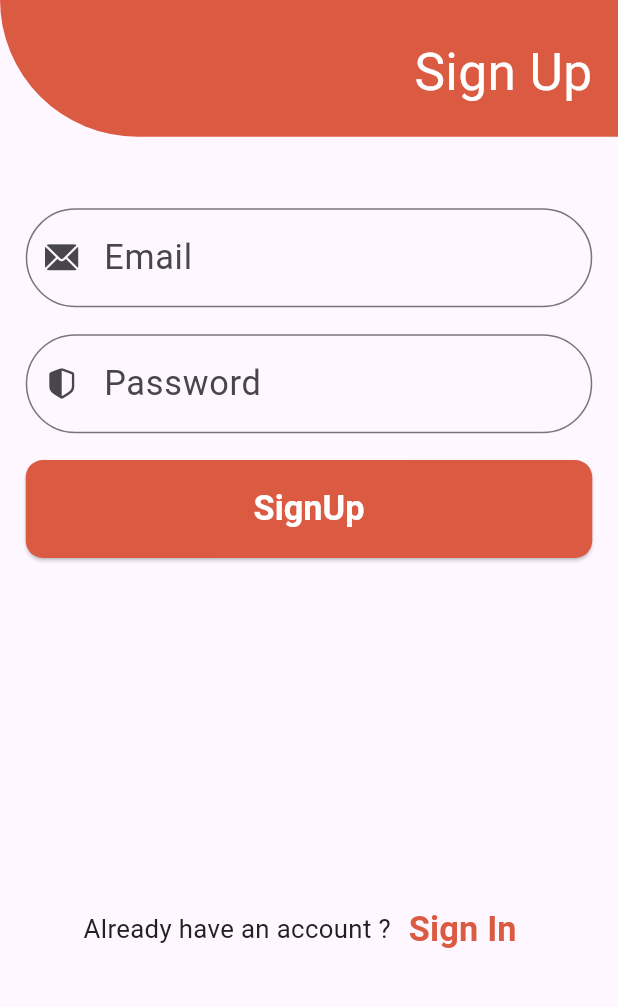
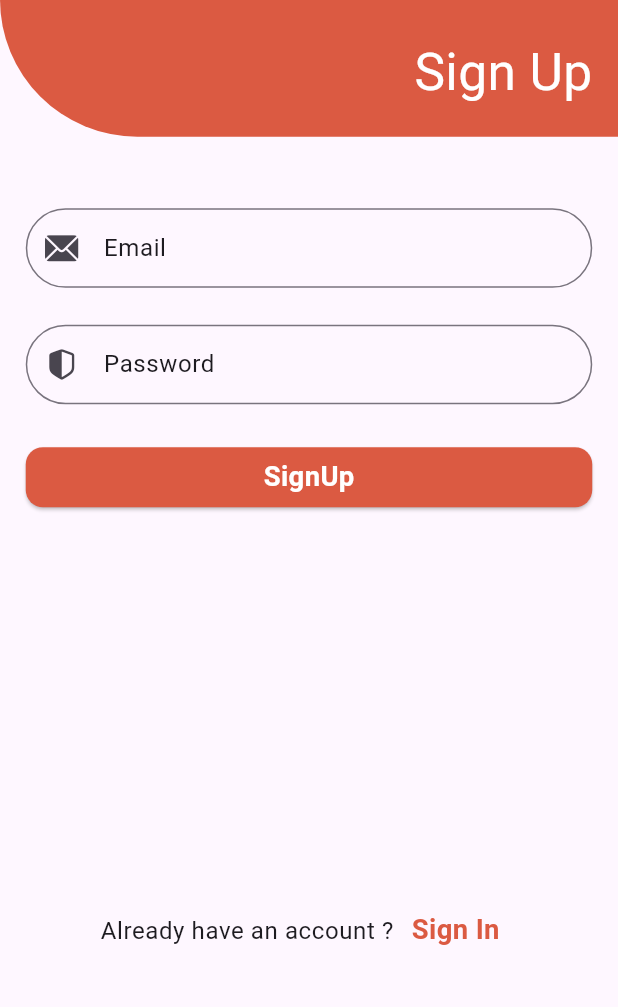
Before and after one commit to NasShihab/nas_xpress, a Flutter app: the screen it shows after launch, after a tap on "Sign Up", on a phone screen of 412 x 824 dp, the part 216-1223 px from its top. Run offline on Flutter 3.47's test engine with Material 2 defaults, Android fonts, the phone set to English and light mode, and no system bars; our stand-ins replace cached_network_image, cloud_firestore, firebase_auth, firebase_core, firebase_storage, flutter_screenutil and 5 more; accounts and stored records are empty.

Commit message:
product Card

```diff
--- a/lib/auth/auth_widget/auth_widget.dart
+++ b/lib/auth/auth_widget/auth_widget.dart
@@ -1,6 +1,7 @@
 import 'package:flutter/material.dart';
 import 'package:flutter/services.dart';
 import 'package:flutter_screenutil/flutter_screenutil.dart';
+import 'package:nas_xpress/core/theme/text_theme.dart';
 
 class FormFieldWidget extends StatelessWidget {
   final String labelText;
@@ -24,7 +25,9 @@ class FormFieldWidget extends StatelessWidget {
 
   @override
   Widget build(BuildContext context) {
-    return TextFormField(
+    return SizedBox(
+      height: 50.h,
+      child: TextFormField(
         inputFormatters:
             textInputFormatter != null ? [textInputFormatter!] : null,
         readOnly: readOnly,
@@ -34,6 +37,8 @@ class FormFieldWidget extends StatelessWidget {
         decoration: InputDecoration(
           prefixIcon: prefixIcon,
           labelText: labelText,
+          labelStyle: bodySmall(context),
+          hintStyle: bodySmall(context),
           border: OutlineInputBorder(
             borderRadius: BorderRadius.circular(50.r),
           ),
@@ -44,6 +49,8 @@ class FormFieldWidget extends StatelessWidget {
             ),
             borderRadius: BorderRadius.circular(50.r),
           ),
+        ),
+        style: bodySmall(context),
       ),
     );
   }
--- a/lib/auth/login/login_controller.dart
+++ b/lib/auth/login/controller/login_controller.dart
@@ -2,7 +2,7 @@ import 'package:firebase_auth/firebase_auth.dart';
 import 'package:flutter/material.dart';
 import 'package:get/get.dart';
 
-import '../../screen/dashboard/dashboard_page.dart';
+import '../../../screen/dashboard/dashboard_page.dart';
 
 class LoginController extends GetxController {
   TextEditingController emailController = TextEditingController();
--- a/lib/auth/login/controller/login_page.dart
+++ b/lib/auth/login/login_page.dart
@@ -5,10 +5,11 @@ import 'package:flutter_screenutil/flutter_screenutil.dart';
 import 'package:get/get.dart';
 import 'package:google_fonts/google_fonts.dart';
 import 'package:nas_xpress/core/my_colors.dart';
-import '../../../../core/height_width/height_width_custom.dart';
-import '../../auth_widget/auth_widget.dart';
-import '../../sign_up/sign_up_page/sign_up.dart';
-import '../login_controller.dart';
+import 'package:nas_xpress/core/theme/text_theme.dart';
+import '../../../core/height_width/height_width_custom.dart';
+import '../auth_widget/auth_widget.dart';
+import '../sign_up/sign_up_page/sign_up.dart';
+import 'controller/login_controller.dart';
 
 class LoginPage extends StatelessWidget {
   const LoginPage({super.key});
@@ -74,7 +75,10 @@ class LoginPage extends StatelessWidget {
                     onChanged: (value) {},
                     labelText: 'Email',
                     controller: controller.emailController,
-                    prefixIcon: const Icon(CupertinoIcons.mail_solid),
+                    prefixIcon: Icon(
+                      CupertinoIcons.mail_solid,
+                      size: 20.sp,
+                    ),
                   ),
                   height15(),
                   FormFieldWidget(
@@ -82,7 +86,10 @@ class LoginPage extends StatelessWidget {
                     labelText: 'Password',
                     obscureText: true,
                     controller: controller.passwordController,
-                    prefixIcon: const Icon(CupertinoIcons.shield_lefthalf_fill),
+                    prefixIcon: Icon(
+                      CupertinoIcons.shield_lefthalf_fill,
+                      size: 20.sp,
+                    ),
                   ),
                   height15(),
                   Obx(() {
@@ -96,20 +103,22 @@ class LoginPage extends StatelessWidget {
                           borderRadius: BorderRadius.circular(10.r),
                         ),
                       ),
-                      child: Padding(
-                        padding: EdgeInsets.all(16.h),
                       child: controller.isLoading.value
-                            ? const Center(
-                                child: CircularProgressIndicator(
+                          ? Center(
+                              child: SizedBox(
+                                height: 20.h,
+                                width: 20.w,
+                                child: const CircularProgressIndicator(
                                   color: Colors.white,
+                                  strokeWidth: 3,
+                                ),
                               ),
                             )
                           : Text(
                               'Login',
-                                style: TextStyle(
+                              style: bodyMedium(context)?.copyWith(
                                 color: Colors.white,
                                 fontWeight: FontWeight.bold,
-                                    fontSize: 20.sp),
                               ),
                             ),
                     );
@@ -125,7 +134,7 @@ class LoginPage extends StatelessWidget {
                   children: [
                     Text(
                       'Already have an account ?',
-                      style: GoogleFonts.secularOne(fontSize: 15.sp),
+                      style: bodySmall(context),
                     ),
                     TextButton(
                       onPressed: () {
@@ -138,10 +147,8 @@ class LoginPage extends StatelessWidget {
                       },
                       child: Text(
                         'Sign Up',
-                        style: TextStyle(
-                            fontWeight: FontWeight.bold,
-                            fontSize: 20.sp,
-                            color: myOrange),
+                        style: bodyMedium(context)?.copyWith(
+                            color: myOrange, fontWeight: FontWeight.bold),
                       ),
                     )
                   ],
--- a/lib/auth/sign_up/sign_up_page/sign_up.dart
+++ b/lib/auth/sign_up/sign_up_page/sign_up.dart
@@ -4,10 +4,11 @@ import 'package:flutter/services.dart';
 import 'package:flutter_screenutil/flutter_screenutil.dart';
 import 'package:get/get.dart';
 import 'package:google_fonts/google_fonts.dart';
-import 'package:nas_xpress/auth/login/controller/login_page.dart';
+import 'package:nas_xpress/auth/login/login_page.dart';
 import 'package:nas_xpress/auth/sign_up/sign_up_page/controller/sign_up_controller.dart';
 import 'package:nas_xpress/core/my_colors.dart';
 import '../../../../core/height_width/height_width_custom.dart';
+import '../../../core/theme/text_theme.dart';
 import '../../auth_widget/auth_widget.dart';
 
 class SignupPage extends StatelessWidget {
@@ -89,20 +90,6 @@ class SignupPage extends StatelessWidget {
                     return ElevatedButton(
                       onPressed: () {
                         controller.signUp();
-                        // if (FirebaseAuth.instance.currentUser!.email != null) {
-                          // FirebaseFirestore.instance
-                          //     .collection('user_data')
-                          //     .doc(FirebaseAuth.instance.currentUser!.email)
-                          //     .set({
-                          //   "name": '',
-                          //   "age": '',
-                          //   "gender": '',
-                          //   "phone": '',
-                          //   "address1": '',
-                          //   "city": '',
-                          //   "role": 'user',
-                          // }).then((value) => Get.to(const DashBoard()));
-                        // }
                       },
                       style: ElevatedButton.styleFrom(
                         backgroundColor: myOrange,
@@ -110,20 +97,22 @@ class SignupPage extends StatelessWidget {
                           borderRadius: BorderRadius.circular(10.r),
                         ),
                       ),
-                      child: Padding(
-                        padding: EdgeInsets.all(16.h),
                       child: controller.isLoading.value
-                            ? const Center(
-                                child: CircularProgressIndicator(
+                          ? Center(
+                              child: SizedBox(
+                                height: 20.h,
+                                width: 20.w,
+                                child: const CircularProgressIndicator(
                                   color: Colors.white,
+                                  strokeWidth: 3,
+                                ),
                               ),
                             )
                           : Text(
                               'SignUp',
-                                style: TextStyle(
+                              style: bodyMedium(context)?.copyWith(
                                 color: Colors.white,
                                 fontWeight: FontWeight.bold,
-                                    fontSize: 20.sp),
                               ),
                             ),
                     );
@@ -139,7 +128,7 @@ class SignupPage extends StatelessWidget {
                   children: [
                     Text(
                       'Already have an account ?',
-                      style: GoogleFonts.secularOne(fontSize: 15.sp),
+                      style: bodySmall(context),
                     ),
                     TextButton(
                       onPressed: () {
@@ -152,10 +141,8 @@ class SignupPage extends StatelessWidget {
                       },
                       child: Text(
                         'Sign In',
-                        style: TextStyle(
-                            fontWeight: FontWeight.bold,
-                            fontSize: 20.sp,
-                            color: myOrange),
+                        style: bodyMedium(context)?.copyWith(
+                            color: myOrange, fontWeight: FontWeight.bold),
                       ),
                     )
                   ],
--- a/lib/core/theme/my_theme_data.dart
+++ b/lib/core/theme/my_theme_data.dart
@@ -15,13 +15,13 @@ ThemeData myThemeData = ThemeData(
     displaySmall: TextStyle(
         fontSize: 30.sp, fontWeight: FontWeight.bold, color: Colors.black),
     //body
-    bodyLarge: TextStyle(fontSize: 20.sp),
-    bodyMedium: TextStyle(fontSize: 18.sp, color: Colors.grey[900]),
-    bodySmall: TextStyle(fontSize: 15.sp),
+    bodyLarge: TextStyle(fontSize: 18.sp),
+    bodyMedium: TextStyle(fontSize: 16.sp, color: Colors.grey[900]),
+    bodySmall: TextStyle(fontSize: 14.sp),
     //title
     titleLarge: TextStyle(fontSize: 24.sp, fontWeight: FontWeight.bold),
     titleMedium: TextStyle(fontSize: 22.sp, fontWeight: FontWeight.bold),
-    titleSmall: TextStyle(fontSize: 20.sp),
+    titleSmall: TextStyle(fontSize: 20.sp, fontWeight: FontWeight.bold),
   ),
   listTileTheme: ListTileThemeData(
     titleTextStyle: GoogleFonts.secularOne(
@@ -34,7 +34,7 @@ ThemeData myThemeData = ThemeData(
       backgroundColor: MaterialStateProperty.all(myOrange),
       foregroundColor: MaterialStateProperty.all(const Color(0xffffffff)),
       textStyle: MaterialStateProperty.all(
-        GoogleFonts.secularOne(fontSize: 20.sp),
+        TextStyle(fontSize: 18.sp),
       ),
     ),
   ),
@@ -42,8 +42,10 @@ ThemeData myThemeData = ThemeData(
     backgroundColor: myOrange,
     foregroundColor: Colors.white,
     centerTitle: true,
-    titleTextStyle: GoogleFonts.secularOne(
-      fontSize: 25.sp,
+    titleTextStyle: TextStyle(
+      fontSize: 22.sp,
+      fontWeight: FontWeight.bold,
+      color: Colors.white,
     ),
   ),
   iconTheme: IconThemeData(
--- a/lib/main.dart
+++ b/lib/main.dart
@@ -5,7 +5,7 @@ import 'package:flutter_screenutil/flutter_screenutil.dart';
 import 'package:get/get.dart';
 import 'package:nas_xpress/core/theme/my_theme_data.dart';
 
-import 'auth/login/controller/login_page.dart';
+import 'auth/login/login_page.dart';
 import 'screen/dashboard/dashboard_page.dart';
 
 void main() async {
@@ -34,6 +34,7 @@ class MyApp extends StatelessWidget {
                 return const DashBoard();
               } else {
                 return const LoginPage();
+                // return const UserDataForm();
               }
             },
           ),
--- a/lib/screen/dashboard/navigation_drawer/navigation_drawer_view.dart
+++ b/lib/screen/dashboard/navigation_drawer/navigation_drawer_view.dart
@@ -7,7 +7,7 @@ import 'package:google_fonts/google_fonts.dart';
 import 'package:nas_xpress/screen/dashboard/user_profile/controller/user_profile_picture_controller.dart';
 import 'package:nas_xpress/screen/dashboard/navigation_drawer/latest_collections/latest_collections_page.dart';
 import '../../admin_panel/admin_page.dart';
-import '../../../auth/login/controller/login_page.dart';
+import '../../../auth/login/login_page.dart';
 import '../user_profile/user_profile_view.dart';
 import '../../../core/routes/my_routes.dart';
 import '../../../core/my_colors.dart';
--- a/lib/screen/onboard/splash_screen.dart
+++ b/lib/screen/onboard/splash_screen.dart
@@ -1,7 +1,7 @@
 import 'dart:async';
 import 'package:firebase_auth/firebase_auth.dart';
 import 'package:flutter/material.dart';
-import '../../auth/login/controller/login_page.dart';
+import '../../auth/login/login_page.dart';
 import '../dashboard/dashboard_page.dart';
 
 class SplashScreen extends StatefulWidget {
```
Also changed, not shown: lib/auth/sign_up/user_form_data/user_form_data.dart (+27 -11 lines), lib/screen/admin_panel/admin_page.dart (+36 -9 lines), lib/screen/dashboard/user_profile/user_profile_view.dart (+24 -16 lines). Lines whose indentation alone changed are shown as unchanged.
